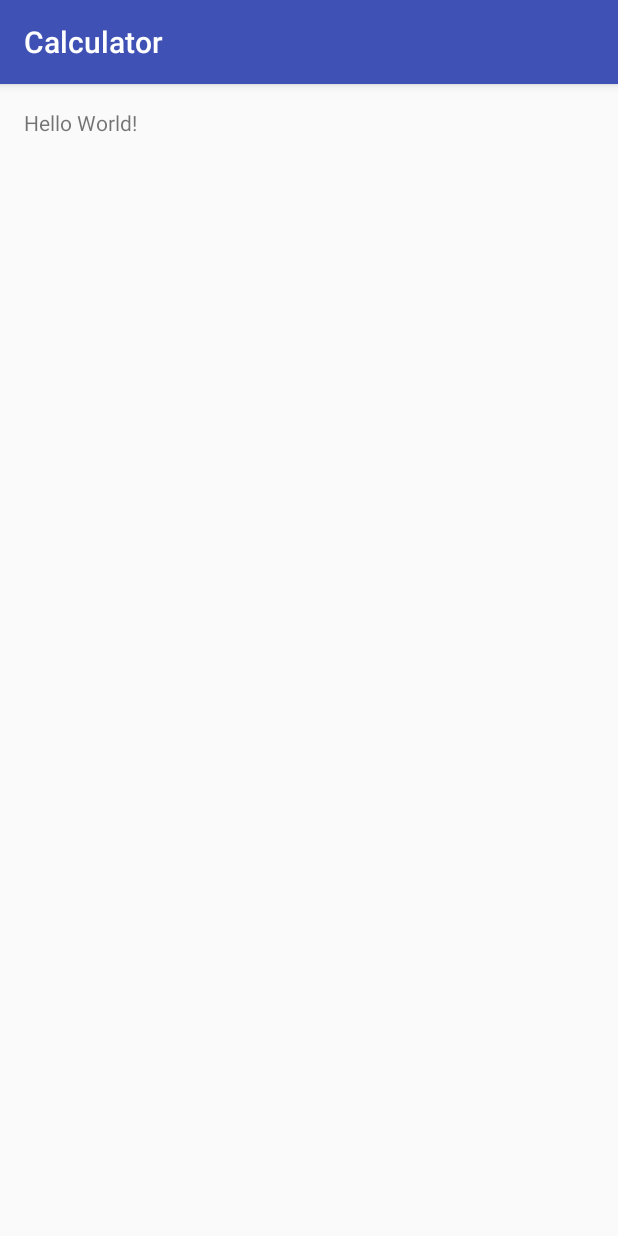
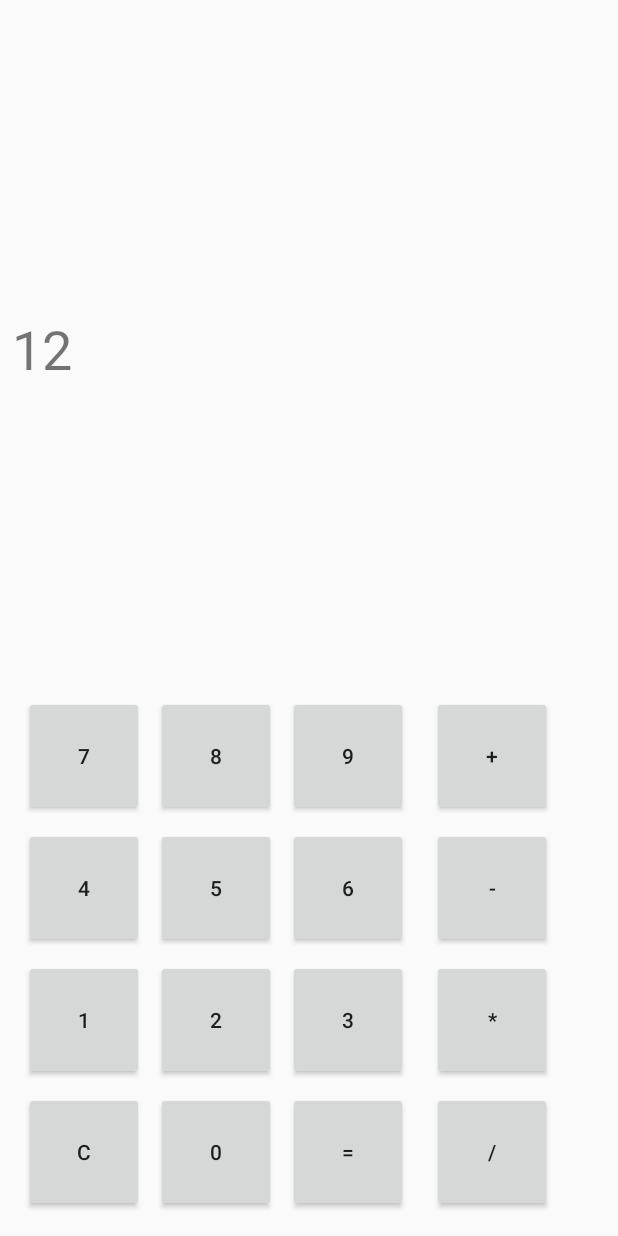
Before and after one commit to mhackenberger/free_team_11, an Android app: the screen it shows after launch (Calculator), on a phone screen of 412 x 824 dp. Run offline under Robolectric (Android 15) with nearby library versions, the phone set to English and light mode, and no system bars.

Commit message:
[NT,BL] Implemented Warm Up Task

```diff
--- a/Calculator/app/src/main/AndroidManifest.xml
+++ b/Calculator/app/src/main/AndroidManifest.xml
@@ -6,6 +6,7 @@
         android:allowBackup="true"
         android:icon="@mipmap/ic_launcher"
         android:label="@string/app_name"
+        android:roundIcon="@mipmap/ic_launcher_round"
         android:supportsRtl="true"
         android:theme="@style/AppTheme">
         <activity android:name=".Calculator">
--- a/Calculator/app/src/main/java/at/sw2017/calculator/Calculator.java
+++ b/Calculator/app/src/main/java/at/sw2017/calculator/Calculator.java
@@ -1,13 +1,144 @@
 package at.sw2017.calculator;
 
-import android.support.v7.app.AppCompatActivity;
+import android.app.Activity;
 import android.os.Bundle;
+import android.view.View;
+import android.widget.Button;
+import android.widget.TextView;
 
-public class Calculator extends AppCompatActivity {
+import java.util.ArrayList;
+
+public class Calculator extends Activity implements View.OnClickListener {
+
+    private Button buttonAdd;
+    private Button buttonDivide;
+    private Button buttonSubtract;
+    private Button buttonMultiply;
+    private Button buttonEqual;
+    private Button buttonClear;
+    private TextView numberView;
+    private ArrayList<Button> numberButtons = new ArrayList<>();
+
+    private int firstNumber;
+    private State state = State.INIT;
+
+    public enum State {
+        ADD, SUB, MUL, DIV, INIT, NUM
+    }
 
     @Override
     protected void onCreate(Bundle savedInstanceState) {
         super.onCreate(savedInstanceState);
         setContentView(R.layout.activity_calculator);
+
+        buttonAdd = (Button) findViewById(R.id.buttonAdd);
+        buttonDivide = (Button) findViewById(R.id.buttonDivide);
+        buttonSubtract = (Button) findViewById(R.id.buttonSubtract);
+        buttonMultiply = (Button) findViewById(R.id.buttonMultiply);
+        buttonEqual = (Button) findViewById(R.id.buttonEqual);
+        buttonClear = (Button) findViewById(R.id.buttonClear);
+        numberView = (TextView) findViewById(R.id.numberView);
+
+        buttonAdd.setOnClickListener(this);
+        buttonDivide.setOnClickListener(this);
+        buttonSubtract.setOnClickListener(this);
+        buttonMultiply.setOnClickListener(this);
+        buttonEqual.setOnClickListener(this);
+        buttonClear.setOnClickListener(this);
+        setUpNumberButtonListener();
+    }
+
+    public void setUpNumberButtonListener(){
+        for (int i = 0; i <= 9; i++){
+            String buttonName = "button"+i;
+
+            int id = getResources().getIdentifier(buttonName, "id", R.class.getPackage().getName());
+
+            Button button = (Button) findViewById(id);
+            button.setOnClickListener(this);
+
+            numberButtons.add(button);
+        }
+    }
+
+    @Override
+    public void onClick(View v) {
+        Button clickedButton = (Button) v;
+
+        switch(clickedButton.getId()){
+            case R.id.buttonAdd:
+                clearNumberView();
+                state = State.ADD;
+                break;
+            case R.id.buttonSubtract:
+                clearNumberView();
+                state = State.SUB;
+                break;
+            case R.id.buttonMultiply:
+                clearNumberView();
+                state = State.MUL;
+                break;
+            case R.id.buttonDivide:
+                clearNumberView();
+                state = State.DIV;
+                break;
+            case R.id.buttonEqual:
+                calculateResult();
+                state = State.INIT;
+                break;
+            case R.id.buttonClear:
+                clearTextView();
+                break;
+            default:
+                String recentNumber = numberView.getText().toString();
+                if(state == State.INIT){
+                    recentNumber = "";
+                    state = State.NUM;
+                }
+                recentNumber += clickedButton.getText().toString();
+                numberView.setText(recentNumber);
+        }
+    }
+
+    private void clearTextView(){
+        numberView.setText("0");
+        firstNumber = 0;
+        state = State.INIT;
+    }
+
+    private void clearNumberView(){
+        String tempString = numberView.getText().toString();
+        if(!tempString.equals("")){
+            firstNumber = Integer.valueOf(tempString);
+        }
+        numberView.setText("");
+    }
+
+    private void calculateResult(){
+        int secondNumber = 0;
+
+        String tempString = numberView.getText().toString();
+        if(!tempString.equals("")){
+            secondNumber = Integer.valueOf(tempString);
+        }
+
+        int result;
+        switch(state){
+            case ADD:
+                result = Calculations.doAddition(firstNumber, secondNumber);
+                break;
+            case SUB:
+                result = Calculations.doSubtraction(firstNumber, secondNumber);
+                break;
+            case MUL:
+                result = Calculations.doMultiplication(firstNumber, secondNumber);
+                break;
+            case DIV:
+                result = Calculations.doDivision(firstNumber, secondNumber);
+                break;
+            default:
+                result = secondNumber;
+        }
+        numberView.setText(Integer.toString(result));
     }
 }
--- a/Calculator/app/src/main/res/layout/activity_calculator.xml
+++ b/Calculator/app/src/main/res/layout/activity_calculator.xml
@@ -1,17 +1,182 @@
 <?xml version="1.0" encoding="utf-8"?>
-<RelativeLayout xmlns:android="http://schemas.android.com/apk/res/android"
+<android.support.constraint.ConstraintLayout xmlns:android="http://schemas.android.com/apk/res/android"
+    xmlns:app="http://schemas.android.com/apk/res-auto"
     xmlns:tools="http://schemas.android.com/tools"
-    android:id="@+id/activity_calculator"
     android:layout_width="match_parent"
     android:layout_height="match_parent"
-    android:paddingBottom="@dimen/activity_vertical_margin"
-    android:paddingLeft="@dimen/activity_horizontal_margin"
-    android:paddingRight="@dimen/activity_horizontal_margin"
-    android:paddingTop="@dimen/activity_vertical_margin"
     tools:context="at.sw2017.calculator.Calculator">
 
+    <Button
+        android:id="@+id/button9"
+        android:layout_width="80dp"
+        android:layout_height="80dp"
+        android:layout_marginBottom="8dp"
+        android:layout_marginLeft="8dp"
+        android:text="9"
+        app:layout_constraintBottom_toTopOf="@+id/button6"
+        app:layout_constraintLeft_toRightOf="@+id/button8" />
+
+    <Button
+        android:id="@+id/button8"
+        android:layout_width="80dp"
+        android:layout_height="80dp"
+        android:layout_marginLeft="8dp"
+        android:text="8"
+        app:layout_constraintLeft_toRightOf="@+id/button7"
+        android:layout_marginBottom="8dp"
+        app:layout_constraintBottom_toTopOf="@+id/button5" />
+
+    <Button
+        android:id="@+id/button7"
+        android:layout_width="80dp"
+        android:layout_height="80dp"
+        android:layout_marginBottom="8dp"
+        android:layout_marginLeft="16dp"
+        android:text="7"
+        app:layout_constraintBottom_toTopOf="@+id/button4"
+        app:layout_constraintLeft_toLeftOf="parent" />
+
+    <Button
+        android:id="@+id/button6"
+        android:layout_width="80dp"
+        android:layout_height="80dp"
+        android:layout_marginBottom="8dp"
+        android:layout_marginLeft="8dp"
+        android:text="6"
+        app:layout_constraintBottom_toTopOf="@+id/button3"
+        app:layout_constraintLeft_toRightOf="@+id/button5" />
+
+    <Button
+        android:id="@+id/button5"
+        android:layout_width="80dp"
+        android:layout_height="80dp"
+        android:layout_marginLeft="8dp"
+        android:text="5"
+        app:layout_constraintLeft_toRightOf="@+id/button4"
+        android:layout_marginBottom="8dp"
+        app:layout_constraintBottom_toTopOf="@+id/button2" />
+
+    <Button
+        android:id="@+id/button4"
+        android:layout_width="80dp"
+        android:layout_height="80dp"
+        android:layout_marginBottom="8dp"
+        android:layout_marginLeft="16dp"
+        android:text="4"
+        app:layout_constraintBottom_toTopOf="@+id/button1"
+        app:layout_constraintLeft_toLeftOf="parent" />
+
+    <Button
+        android:id="@+id/button3"
+        android:layout_width="80dp"
+        android:layout_height="80dp"
+        android:layout_marginBottom="8dp"
+        android:layout_marginLeft="8dp"
+        android:text="3"
+        app:layout_constraintBottom_toTopOf="@+id/buttonEqual"
+        app:layout_constraintLeft_toRightOf="@+id/button2" />
+
+    <Button
+        android:id="@+id/button2"
+        android:layout_width="80dp"
+        android:layout_height="80dp"
+        android:layout_marginBottom="8dp"
+        android:layout_marginLeft="8dp"
+        android:text="2"
+        app:layout_constraintBottom_toTopOf="@+id/button0"
+        app:layout_constraintLeft_toRightOf="@+id/button1" />
+
+    <Button
+        android:id="@+id/button1"
+        android:layout_width="80dp"
+        android:layout_height="80dp"
+        android:layout_marginBottom="8dp"
+        android:layout_marginLeft="16dp"
+        android:text="1"
+        app:layout_constraintBottom_toTopOf="@+id/buttonClear"
+        app:layout_constraintLeft_toLeftOf="parent" />
+
+    <Button
+        android:id="@+id/button0"
+        android:layout_width="80dp"
+        android:layout_height="80dp"
+        android:layout_marginBottom="16dp"
+        android:layout_marginLeft="8dp"
+        android:text="0"
+        app:layout_constraintBottom_toBottomOf="parent"
+        app:layout_constraintLeft_toRightOf="@+id/buttonClear" />
+
+    <Button
+        android:id="@+id/buttonAdd"
+        android:layout_width="80dp"
+        android:layout_height="80dp"
+        android:layout_marginBottom="8dp"
+        android:text="+"
+        app:layout_constraintBottom_toTopOf="@+id/buttonSubtract"
+        app:layout_constraintLeft_toRightOf="@+id/button9"
+        android:layout_marginLeft="16dp" />
+
+    <Button
+        android:id="@+id/buttonSubtract"
+        android:layout_width="80dp"
+        android:layout_height="80dp"
+        android:layout_marginLeft="16dp"
+        android:text="-"
+        app:layout_constraintLeft_toRightOf="@+id/button6"
+        android:layout_marginBottom="8dp"
+        app:layout_constraintBottom_toTopOf="@+id/buttonMultiply" />
+
+    <Button
+        android:id="@+id/buttonMultiply"
+        android:layout_width="80dp"
+        android:layout_height="80dp"
+        android:text="*"
+        app:layout_constraintLeft_toRightOf="@+id/button3"
+        android:layout_marginLeft="16dp"
+        android:layout_marginBottom="8dp"
+        app:layout_constraintBottom_toTopOf="@+id/buttonDivide" />
+
+    <Button
+        android:id="@+id/buttonDivide"
+        android:layout_width="80dp"
+        android:layout_height="80dp"
+        android:layout_marginBottom="16dp"
+        android:layout_marginLeft="16dp"
+        android:text="/"
+        app:layout_constraintBottom_toBottomOf="parent"
+        app:layout_constraintLeft_toRightOf="@+id/buttonEqual" />
+
+    <Button
+        android:id="@+id/buttonClear"
+        android:layout_width="80dp"
+        android:layout_height="80dp"
+        android:text="C"
+        android:layout_marginLeft="16dp"
+        app:layout_constraintLeft_toLeftOf="parent"
+        app:layout_constraintBottom_toBottomOf="parent"
+        android:layout_marginBottom="16dp" />
+
+    <Button
+        android:id="@+id/buttonEqual"
+        android:layout_width="80dp"
+        android:layout_height="80dp"
+        android:text="="
+        app:layout_constraintLeft_toRightOf="@+id/button0"
+        android:layout_marginLeft="8dp"
+        app:layout_constraintBottom_toBottomOf="parent"
+        android:layout_marginBottom="16dp" />
+
     <TextView
+        android:id="@+id/numberView"
         android:layout_width="wrap_content"
         android:layout_height="wrap_content"
-        android:text="Hello World!" />
-</RelativeLayout>
+        android:layout_marginLeft="8dp"
+        android:text="12"
+        android:textSize="36sp"
+        app:layout_constraintLeft_toLeftOf="parent"
+        app:layout_constraintTop_toTopOf="parent"
+        android:layout_marginTop="8dp"
+        android:layout_marginBottom="8dp"
+        app:layout_constraintBottom_toTopOf="@+id/button7" />
+
+</android.support.constraint.ConstraintLayout>
--- a/Calculator/app/src/main/res/values-w820dp/dimens.xml
+++ /dev/null
@@ -1,6 +0,0 @@
-<resources>
-    <!-- Example customization of dimensions originally defined in res/values/dimens.xml
-         (such as screen margins) for screens with more than 820dp of available width. This
-         would include 7" and 10" devices in landscape (~960dp and ~1280dp respectively). -->
-    <dimen name="activity_horizontal_margin">64dp</dimen>
-</resources>
--- a/Calculator/app/src/main/res/values/dimens.xml
+++ /dev/null
@@ -1,5 +0,0 @@
-<resources>
-    <!-- Default screen margins, per the Android Design guidelines. -->
-    <dimen name="activity_horizontal_margin">16dp</dimen>
-    <dimen name="activity_vertical_margin">16dp</dimen>
-</resources>
--- a/Calculator/build.gradle
+++ b/Calculator/build.gradle
@@ -5,7 +5,7 @@ buildscript {
         jcenter()
     }
     dependencies {
-        classpath 'com.android.tools.build:gradle:2.2.0'
+        classpath 'com.android.tools.build:gradle:2.3.0'
 
         // NOTE: Do not place your application dependencies here; they belong
         // in the individual module build.gradle files
```
Also changed, not shown: Calculator/app/build.gradle (+8 -4 lines), Calculator/app/src/main/java/at/sw2017/calculator/Calculations.java (added, +25 -0 lines), Calculator/app/src/main/res/mipmap-hdpi/ic_launcher_round.png (added), Calculator/app/src/main/res/mipmap-mdpi/ic_launcher_round.png (added), Calculator/app/src/main/res/mipmap-xhdpi/ic_launcher_round.png (added), Calculator/app/src/main/res/mipmap-xxhdpi/ic_launcher_round.png (added), Calculator/app/src/main/res/mipmap-xxxhdpi/ic_launcher_round.png (added), Calculator/gradle/wrapper/gradle-wrapper.properties, 6 other files.
